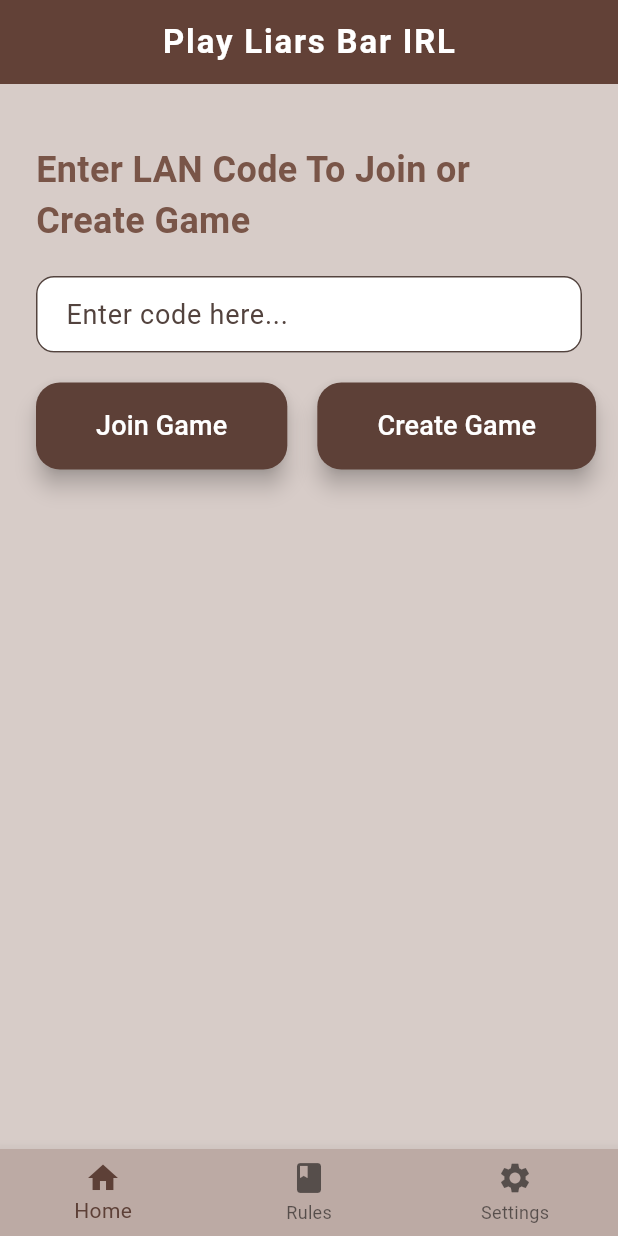
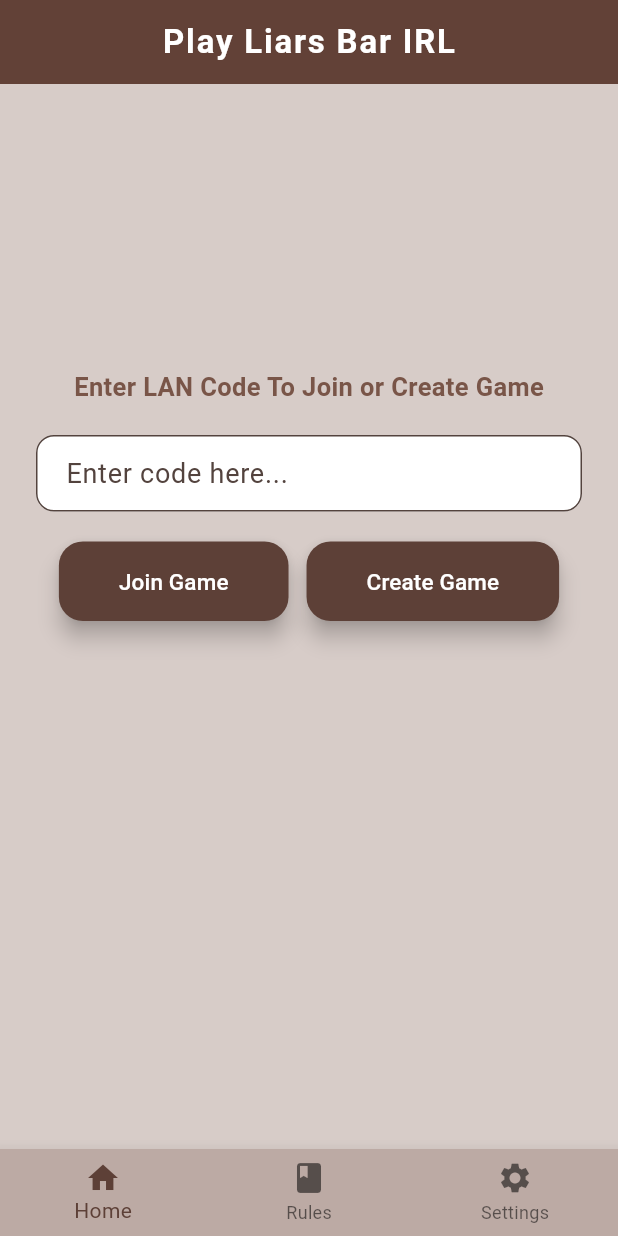
Before and after one commit to mpinel6/CSC4330FInalProject, a Flutter app: the screen it shows after launch, after a tap on "Play LAN", on a phone screen of 412 x 824 dp. Run offline on Flutter 3.47's test engine with Material 3 defaults, Android fonts, the phone set to English and light mode, and no system bars; missing offline and left inert: network_info_plus.

Commit message:
Refitted main and lan home pages

```diff
--- a/lib/MATTGAMECODING.dart
+++ b/lib/MATTGAMECODING.dart
@@ -1,4 +1,5 @@
 import 'package:flutter/material.dart';
+import 'package:flutter/services.dart';
 import 'rules_page.dart';
 import 'settings.dart';
 import 'matt_home_page.dart';
--- a/lib/lanhome.dart
+++ b/lib/lanhome.dart
@@ -83,14 +83,14 @@ class _MyHomePageState extends State<MyHomePage> {
       ),
       body: Center(
         child: Padding(
-          padding: const EdgeInsets.symmetric(horizontal: 24.0, vertical: 40.0),
+          padding: const EdgeInsets.symmetric(horizontal: 24.0, vertical: 190.0),
           child: Column(
             mainAxisAlignment: MainAxisAlignment.start,
             children: <Widget>[
               const Text(
                 'Enter LAN Code To Join or Create Game',
                 style: TextStyle(
-                  fontSize: 24,
+                  fontSize: 17,
                   fontWeight: FontWeight.bold,
                   color: Colors.brown,
                 ),
@@ -134,10 +134,10 @@ class _MyHomePageState extends State<MyHomePage> {
                     ),
                     child: const Text(
                       'Join Game',
-                      style: TextStyle(fontSize: 18, color: Colors.white),
+                      style: TextStyle(fontSize: 15, color: Colors.white),
                     ),
                   ),
-                  const SizedBox(width: 20),
+                  const SizedBox(width: 12),
                   ElevatedButton(
                     onPressed: () {
                       // Handle create game logic here
@@ -152,7 +152,7 @@ class _MyHomePageState extends State<MyHomePage> {
                     ),
                     child: const Text(
                       'Create Game',
-                      style: TextStyle(fontSize: 18, color: Colors.white),
+                      style: TextStyle(fontSize: 15, color: Colors.white),
                     ),
                   ),
                 ],
--- a/lib/main.dart
+++ b/lib/main.dart
@@ -130,11 +130,11 @@ class _MyHomePageState extends State<MyHomePage> {
     return Column(
       mainAxisAlignment: MainAxisAlignment.start,
       children: <Widget>[
-        const SizedBox(height: 140),
+        const SizedBox(height: 70),
         const Text(
           'Welcome to',
           style: TextStyle(
-            fontSize: 45,
+            fontSize: 40,
             color: Colors.white,
             fontFamily: 'Zubilo',
             fontWeight: FontWeight.bold,
```
Also changed, not shown: pubspec.lock.
